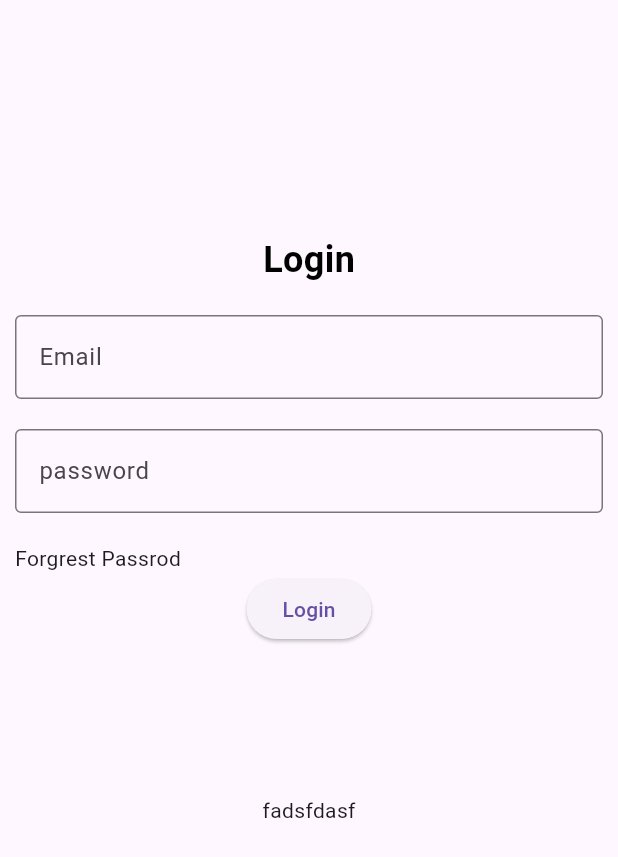
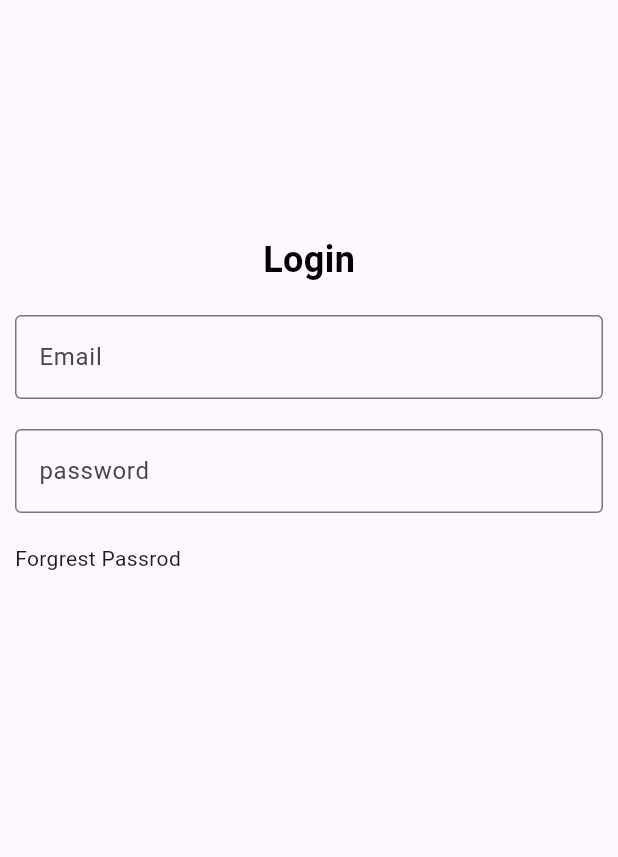
Before and after one commit to Mustfalharis/aon_meeting_frist, a Flutter app: the screen it shows after launch, on a phone screen of 412 x 824 dp. Shown: the top 857 px of the screen. Run offline on Flutter 3.47's test engine with Material 3 defaults, Android fonts, the phone set to English and light mode, and no system bars.

Commit message:
زعطوط لعب اللكود

```diff
--- a/lib/loginPage.dart
+++ b/lib/loginPage.dart
@@ -65,22 +65,22 @@ class LoginPage extends StatelessWidget {
              ],
            ),
 
-            ElevatedButton(
-                onPressed: (){
-                  if(emailControler.text=="mustfa"){
-                    print(true);
-                  }
-                  else {
-                    print(false);
-                  }
-                },
-                child: Text("Login"),
-            ),
-
-
-
-            SizedBox(height: 100,),
-            Text("fadsfdasf"),
+            // ElevatedButton(
+            //     onPressed: (){
+            //       if(emailControler.text=="mustfa"){
+            //         print(true);
+            //       }
+            //       else {
+            //         print(false);
+            //       }
+            //     },
+            //     child: Text("Login"),
+            // ),
+            //
+            //
+            //
+            // SizedBox(height: 100,),
+            // Text("fadsfdasf"),
 
 
 
```
